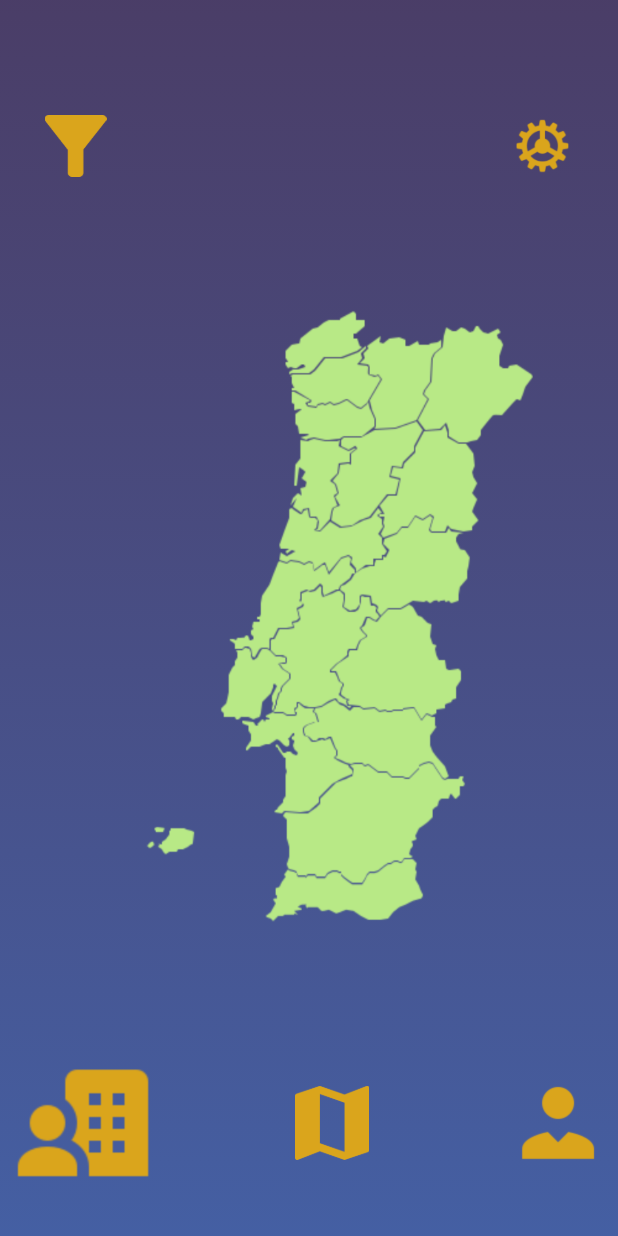
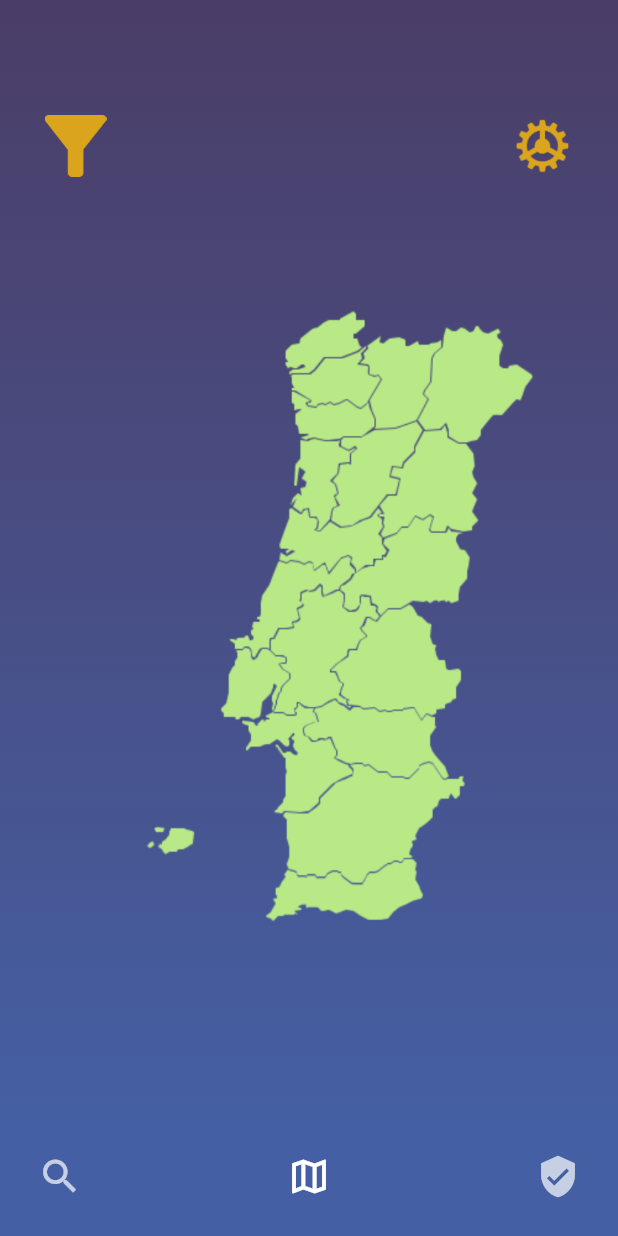
Before and after one commit to AndreSantos03/Y2S2-SoftwareEngineer, a Flutter app: the screen it shows after launch, on a phone screen of 412 x 824 dp. Run offline on Flutter 3.47's test engine with Material 2 defaults, Android fonts, the phone set to English and light mode, and no system bars; drawn by our look-alikes of google_nav_bar; our stand-ins replace google_fonts.

Commit message:
front-end changes (NavBar) and organized widgets
New NavBar (collors to be decided later). Organized the program with NavBar widget and GradientBackGround widget.

```diff
--- a/app/lib/views/pages/map-screen.dart
+++ b/app/lib/views/pages/map-screen.dart
@@ -1,6 +1,7 @@
 import 'package:flutter/material.dart';
 import 'package:myapp/views/pages/offers-screen.dart';
-import 'package:myapp/views/pages/user-screen.dart';
+import 'package:myapp/views/widgets/gradientBackground.dart';
+import 'package:myapp/views/widgets/navBar.dart';
 
 class MapScreen extends StatefulWidget {
   const MapScreen({Key? key}) : super(key: key);
@@ -15,102 +16,25 @@ class _MapScreenState extends State<MapScreen> {
     double screenWidth = MediaQuery.of(context).size.width;
     double screenHeight = MediaQuery.of(context).size.height;
 
-    const double filter_settings_x_offset = 60;
-    const double filter_settings_y_offset = 40;
     return Scaffold(
-      body: Stack(
-        children: [
+      bottomNavigationBar: const NavBar(
+        pageNumber: 1,
+      ),
+      body: Stack(children: [
         // Gradient background
-          Container(
-            height: screenHeight,
-            decoration: const BoxDecoration(
-              gradient: LinearGradient(
-                begin: Alignment(0, -7),
-                end: Alignment.bottomCenter,
-                colors: [
-                  Color.fromRGBO(225, 20, 20, 0.2),
-                  Color.fromRGBO(99, 138, 236, 0.69),
-                ],
-              ),
-            ),
-          ),
+        GradientBackground(screenHeight: screenHeight),
+        // row de filtro e settings
         Positioned(
-            left: 0, // keeps centered
-            right: 0, // keeps centered
-            bottom: 20,
-            child: Row(
-              mainAxisAlignment: MainAxisAlignment.spaceBetween,
-              children: [
-                // button_offers
+          left: 0,
+          right: 0,
+          top: screenHeight / 12,
+          child: Row(mainAxisAlignment: MainAxisAlignment.center, children: [
             TextButton(
               onPressed: () {
                 // Changes to the other screen
                 Navigator.push(
                   context,
-                      MaterialPageRoute(
-                          builder: (context) => const OffersScreen()),
-                    );
-                  },
-                  child: SizedBox(
-                    width: screenWidth * 0.23,
-                    height: screenWidth * 0.23,
-                    child: Image.asset(
-                      'assets/page-1/images/buttonoffers.png',
-                      width: screenWidth * 0.23,
-                      height: screenWidth * 0.23,
-                    ),
-                  ),
-                ),
-                const SizedBox(width: 70), // add spacing between images
-                // button_map
-                SizedBox(
-                  width: screenWidth * 0.12,
-                  height: screenWidth * 0.12,
-                  child: Image.asset(
-                    'assets/page-1/images/buttonmap.png',
-                    width: screenWidth * 0.12,
-                    height: screenWidth * 0.12,
-                  ),
-                ),
-                const SizedBox(width: 70), // add spacing between images
-                // button_user
-                TextButton(
-                  onPressed: () {
-                    // Changes to the other screen
-                    Navigator.push(
-                      context,
-                      MaterialPageRoute(
-                          builder: (context) => const UserScreen()),
-                    );
-                  },
-                  child: SizedBox(
-                    width: screenWidth * 0.155,
-                    height: screenWidth * 0.155,
-                    child: Image.asset(
-                      'assets/page-1/images/buttonuser.png',
-                      width: screenWidth * 0.155,
-                      height: screenWidth * 0.155,
-                    ),
-                  ),
-                ),
-              ],
-            ),
-          ),
-          // row de filtro e settings
-          Positioned(
-            left: 0,
-            right: 0,
-            top: screenHeight / 12,
-            child: Row(
-                mainAxisAlignment: MainAxisAlignment.center,
-                children: [
-                  TextButton(
-                    onPressed: () {
-                      // Changes to the other screen
-                      Navigator.push(
-                        context,
-                        MaterialPageRoute(
-                            builder: (context) => const OffersScreen()),
+                  MaterialPageRoute(builder: (context) => const OffersScreen()),
                 );
               },
               child: SizedBox(
@@ -129,8 +53,7 @@ class _MapScreenState extends State<MapScreen> {
                 // Changes to the other screen
                 Navigator.push(
                   context,
-                    MaterialPageRoute(
-                        builder: (context) => const OffersScreen()),
+                  MaterialPageRoute(builder: (context) => const OffersScreen()),
                 );
               },
               child: SizedBox(
@@ -146,8 +69,8 @@ class _MapScreenState extends State<MapScreen> {
           ]),
         ),
         Positioned(
-            left : 0,
-            right : 0,
+          left: 0,
+          right: 0,
           top: screenHeight / 4,
           child: SizedBox(
               child: Image.asset(
@@ -156,8 +79,7 @@ class _MapScreenState extends State<MapScreen> {
             height: screenWidth,
           )),
         )
-        ]
-      ),
+      ]),
       backgroundColor: Colors.black,
     );
   }
--- /dev/null
+++ b/app/lib/views/widgets/gradientBackground.dart
@@ -0,0 +1,28 @@
+import 'package:flutter/material.dart';
+
+class GradientBackground extends StatefulWidget {
+  final double? screenHeight;
+  const GradientBackground({Key? key, required this.screenHeight}) : super(key: key);
+
+  @override
+  State<GradientBackground> createState() => _GradientBackgroundState();
+}
+
+class _GradientBackgroundState extends State<GradientBackground> {
+  @override
+  Widget build(BuildContext context) {
+    return Container(
+      height: widget.screenHeight,
+      decoration: const BoxDecoration(
+        gradient: LinearGradient(
+          begin: Alignment(0, -7),
+          end: Alignment.bottomCenter,
+          colors: [
+            Color.fromRGBO(225, 20, 20, 0.2),
+            Color.fromRGBO(99, 138, 236, 0.69),
+          ],
+        ),
+      ),
+    );
+  }
+}
--- /dev/null
+++ b/app/lib/views/widgets/navBar.dart
@@ -0,0 +1,57 @@
+import 'package:flutter/material.dart';
+import 'package:google_nav_bar/google_nav_bar.dart';
+import 'package:myapp/views/pages/map-screen.dart';
+import 'package:myapp/views/pages/user-screen.dart';
+import 'package:myapp/views/pages/offers-screen.dart';
+
+class NavBar extends StatefulWidget {
+  final int pageNumber; // offersScreen : 0 , mapScreen : 1 , userScreen : 2
+  const NavBar({Key? key, required this.pageNumber}) : super(key: key);
+
+  @override
+  State<NavBar> createState() => _NavBarState();
+}
+
+class _NavBarState extends State<NavBar> {
+
+  @override
+  Widget build(BuildContext context) {
+    int currentPageIndex = widget.pageNumber;
+    return GNav(
+      backgroundColor: const Color.fromRGBO(99, 138, 236, 0.69),
+      color: Colors.white70,
+      activeColor: Colors.white,
+      iconSize: 30,
+      selectedIndex: currentPageIndex,
+      tabs: [
+        GButton(
+          icon: Icons.search,
+          onPressed: () {
+            Navigator.push(
+              context,
+              MaterialPageRoute(builder: (context) => const OffersScreen()),
+            );
+          },
+        ),
+        GButton(
+          icon: Icons.map_outlined,
+          onPressed: () {
+            Navigator.push(
+              context,
+              MaterialPageRoute(builder: (context) => const MapScreen()),
+            );
+          },
+        ),
+        GButton(
+          icon: Icons.verified_user,
+          onPressed: () {
+            Navigator.push(
+              context,
+              MaterialPageRoute(builder: (context) => const UserScreen()),
+            );
+          },
+        ),
+      ],
+    );
+  }
+}
--- a/app/pubspec.yaml
+++ b/app/pubspec.yaml
@@ -51,6 +51,7 @@ dev_dependencies:
   # package. See that file for information about deactivating specific lint
   # rules and activating additional ones.
   flutter_lints: ^2.0.0
+  google_nav_bar: ^5.0.6
 
 # For information on the generic Dart part of this file, see the
 # following page: https://dart.dev/tools/pub/pubspec
```
Also changed, not shown: app/lib/views/pages/offers-screen.dart (+13 -84 lines), app/pubspec.lock, images/done.png (added). Lines whose indentation alone changed are shown as unchanged.
